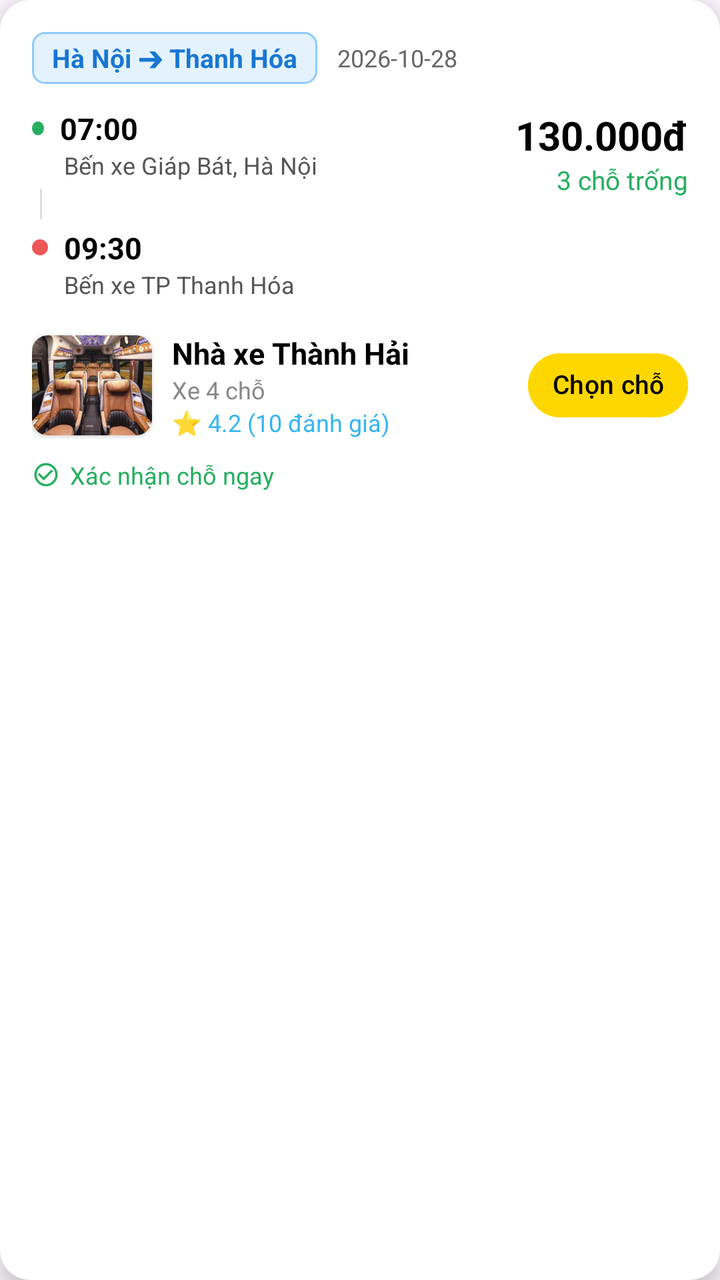
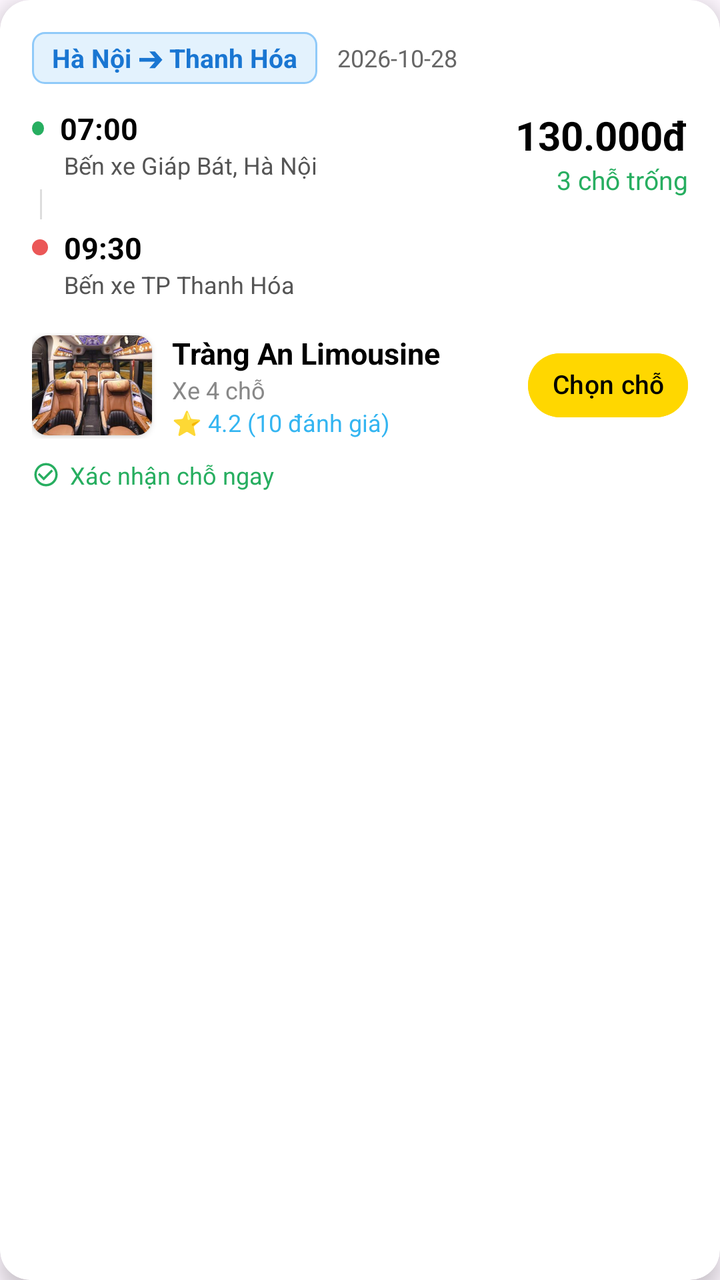

Screens rendered from an Android XML layout before and after an edit, with the pre-edit source and the edit as a unified diff.
<!-- AndroidManifest.xml: application theme Theme.VeXeApp -->
<!-- res/layout/item_ve_result.xml -->
<?xml version="1.0" encoding="utf-8"?>
<androidx.cardview.widget.CardView
    xmlns:android="http://schemas.android.com/apk/res/android"
    xmlns:app="http://schemas.android.com/apk/res-auto"
    android:layout_width="match_parent"
    android:layout_height="wrap_content"
    android:layout_margin="10dp"
    app:cardCornerRadius="15dp"
    app:cardElevation="6dp">

    <LinearLayout
        android:layout_width="match_parent"
        android:layout_height="wrap_content"
        android:orientation="vertical"
        android:padding="16dp">

        
        <LinearLayout
            android:layout_width="match_parent"
            android:layout_height="wrap_content"
            android:orientation="horizontal"
            android:gravity="center_vertical"
            android:layout_marginBottom="12dp">

            <TextView
                android:id="@+id/tvRouteBadge"
                android:layout_width="wrap_content"
                android:layout_height="wrap_content"
                android:background="@drawable/bg_badge_route"
                android:paddingStart="10dp"
                android:paddingEnd="10dp"
                android:paddingTop="4dp"
                android:paddingBottom="4dp"
                android:text="Hà Nội ➔ Thanh Hóa"
                android:textColor="#1976D2"
                android:textSize="13sp"
                android:textStyle="bold" />

            <TextView
                android:id="@+id/tvTripDateResult"
                android:layout_width="wrap_content"
                android:layout_height="wrap_content"
                android:layout_marginStart="10dp"
                android:text="2026-10-28"
                android:textColor="#666666"
                android:textSize="12sp" />
        </LinearLayout>

        <RelativeLayout
            android:layout_width="match_parent"
            android:layout_height="wrap_content">

            <LinearLayout
                android:layout_width="wrap_content"
                android:layout_height="wrap_content"
                android:orientation="vertical">

                <LinearLayout
                    android:layout_width="wrap_content"
                    android:layout_height="wrap_content"
                    android:orientation="horizontal"
                    android:gravity="center_vertical">

                    <View
                        android:layout_width="6dp"
                        android:layout_height="7dp"
                        android:layout_marginEnd="8dp"
                        android:background="@drawable/ic_dot_green" />
                    <TextView
                        android:id="@+id/tvTimeResult"
                        android:layout_width="wrap_content"
                        android:layout_height="wrap_content"
                        android:text="07:00"
                        android:textStyle="bold"
                        android:textColor="#000000"
                        android:textSize="15sp"/>
                </LinearLayout>

                <TextView
                    android:id="@+id/tvOriginResult"
                    android:layout_width="wrap_content"
                    android:layout_height="wrap_content"
                    android:text="Bến xe Giáp Bát, Hà Nội"
                    android:textColor="#555555"
                    android:textSize="12sp"
                    android:layout_marginStart="16dp"/>

                <View android:layout_width="1dp" android:layout_height="15dp" android:background="#DDDDDD" android:layout_marginStart="4dp" android:layout_marginVertical="4dp"/>

                <LinearLayout
                    android:layout_width="wrap_content"
                    android:layout_height="wrap_content"
                    android:orientation="horizontal"
                    android:gravity="center_vertical">
                    <View android:layout_width="8dp" android:layout_height="8dp" android:background="@drawable/ic_dot_red" android:layout_marginEnd="8dp"/>
                    <TextView
                        android:id="@+id/tvEndTimeResult"
                        android:layout_width="wrap_content"
                        android:layout_height="wrap_content"
                        android:text="09:30"
                        android:textStyle="bold"
                        android:textColor="#000000"
                        android:textSize="15sp"/>
                </LinearLayout>

                <TextView
                    android:id="@+id/tvDestResult"
                    android:layout_width="wrap_content"
                    android:layout_height="wrap_content"
                    android:text="Bến xe TP Thanh Hóa"
                    android:textColor="#555555"
                    android:textSize="12sp"
                    android:layout_marginStart="16dp"/>
            </LinearLayout>

            <LinearLayout
                android:layout_width="wrap_content"
                android:layout_height="wrap_content"
                android:layout_alignParentEnd="true"
                android:gravity="end"
                android:orientation="vertical">
                <TextView
                    android:id="@+id/tvPriceResult"
                    android:layout_width="wrap_content"
                    android:layout_height="wrap_content"
                    android:text="130.000đ"
                    android:textColor="#000000"
                    android:textSize="20sp"
                    android:textStyle="bold" />
                <TextView
                    android:id="@+id/tvEmptySeats"
                    android:layout_width="wrap_content"
                    android:layout_height="wrap_content"
                    android:text="3 chỗ trống"
                    android:textColor="#27AE60"
                    android:textSize="13sp" />
            </LinearLayout>
        </RelativeLayout>

        <RelativeLayout
            android:layout_width="match_parent"
            android:layout_height="wrap_content"
            android:layout_marginTop="16dp">

            <LinearLayout
                android:id="@+id/layoutNhaXe"
                android:layout_width="wrap_content"
                android:layout_height="wrap_content"
                android:gravity="center_vertical"
                android:layout_toStartOf="@+id/btnSelectSeat"
                android:layout_alignParentStart="true"
                android:orientation="horizontal">

                <androidx.cardview.widget.CardView
                    android:layout_width="60dp"
                    android:layout_height="50dp"
                    app:cardCornerRadius="8dp">
                    <ImageView
                        android:id="@+id/imgNhaXe"
                        android:layout_width="match_parent"
                        android:layout_height="match_parent"
                        android:scaleType="centerCrop"
                        android:src="@drawable/kh_home_1" />
                </androidx.cardview.widget.CardView>

                <LinearLayout
                    android:layout_width="wrap_content"
                    android:layout_height="wrap_content"
                    android:layout_marginStart="10dp"
                    android:orientation="vertical">
                    <TextView
                        android:id="@+id/tvNhaXeName"
                        android:layout_width="wrap_content"
                        android:layout_height="wrap_content"
                        android:text="Nhà xe Thành Hải"
                        android:textColor="#000000"
                        android:textStyle="bold"
                        android:textSize="15sp"
                        android:maxLines="1"
                        android:ellipsize="end"/>
                    <TextView
                        android:id="@+id/tvCarType"
                        android:layout_width="wrap_content"
                        android:layout_height="wrap_content"
                        android:text="Xe 4 chỗ"
                        android:textColor="#888888"
                        android:textSize="12sp"/>
                    <TextView
                        android:layout_width="wrap_content"
                        android:layout_height="wrap_content"
                        android:text="⭐ 4.2 (10 đánh giá)"
                        android:textColor="#34B5F1"
                        android:textSize="12sp"/>
                </LinearLayout>
            </LinearLayout>

            <Button
                android:id="@+id/btnSelectSeat"
                android:layout_width="wrap_content"
                android:layout_height="40dp"
                android:layout_alignParentEnd="true"
                android:layout_centerVertical="true"
                android:backgroundTint="#FFD700"
                android:text="Chọn chỗ"
                android:textAllCaps="false"
                android:textColor="#000000"
                android:textSize="13sp"
                app:cornerRadius="20dp"
                android:paddingHorizontal="12dp"
                android:minWidth="0dp"
                android:minHeight="0dp"
                android:maxLines="1"
                android:includeFontPadding="false"/>
        </RelativeLayout>

        <LinearLayout
            android:layout_width="wrap_content"
            android:layout_height="wrap_content"
            android:layout_marginTop="10dp"
            android:gravity="center_vertical"
            android:orientation="horizontal">
            <ImageView
                android:layout_width="14dp"
                android:layout_height="14dp"
                android:src="@drawable/baseline_check_circle_outline_24"
                app:tint="#27AE60" />
            <TextView
                android:layout_width="wrap_content"
                android:layout_height="wrap_content"
                android:layout_marginStart="5dp"
                android:text="Xác nhận chỗ ngay"
                android:textColor="#27AE60"
                android:textSize="12sp" />
        </LinearLayout>

    </LinearLayout>
</androidx.cardview.widget.CardView>
<!-- resources referenced by this layout -->
<resources>
  <!-- drawable baseline_check_circle_outline_24 (drawable) -->
  <vector xmlns:android="http://schemas.android.com/apk/res/android" android:height="24dp" android:tint="#65CC36" android:viewportHeight="24" android:viewportWidth="24" android:width="24dp">
        
      <path android:fillColor="@android:color/white" android:pathData="M16.59,7.58L10,14.17l-3.59,-3.58L5,12l5,5 8,-8zM12,2C6.48,2 2,6.48 2,12s4.48,10 10,10 10,-4.48 10,-10S17.52,2 12,2zM12,20c-4.42,0 -8,-3.58 -8,-8s3.58,-8 8,-8 8,3.58 8,8 -3.58,8 -8,8z"/>
      
  </vector>
  <!-- drawable bg_badge_route (drawable) -->
  <?xml version="1.0" encoding="utf-8"?>
  <shape xmlns:android="http://schemas.android.com/apk/res/android">
      <solid android:color="#E3F2FD" />
      <corners android:radius="6dp" />
      <stroke android:width="1dp" android:color="#90CAF9" />
  </shape>
  <!-- drawable ic_dot_green (drawable) -->
  <?xml version="1.0" encoding="utf-8"?>
  <shape xmlns:android="http://schemas.android.com/apk/res/android"
      android:shape="oval">
      <solid android:color="#27AE60" />
      <size android:width="8dp" android:height="8dp" />
  </shape>
  <!-- drawable ic_dot_red (drawable) -->
  <?xml version="1.0" encoding="utf-8"?>
  <shape xmlns:android="http://schemas.android.com/apk/res/android"
      android:shape="oval">
      <solid android:color="#EB5757" />
      <size android:width="8dp" android:height="8dp" />
  </shape>
  <!-- drawable kh_home_1: png bitmap (drawable, 26289 bytes) -->
  <style name="Theme.VeXeApp" parent="Base.Theme.VeXeApp" />
  <style name="Base.Theme.VeXeApp" parent="Theme.Material3.DayNight.NoActionBar">
          
      </style>
</resources>

<!-- the commit's change to res/layout/item_ve_result.xml (unified diff, before → after) -->
@@ -172,7 +172,7 @@
                         android:id="@+id/tvNhaXeName"
                         android:layout_width="wrap_content"
                         android:layout_height="wrap_content"
-                        android:text="Nhà xe Thành Hải"
+                        android:text="Tràng An Limousine"
                         android:textColor="#000000"
                         android:textStyle="bold"
                         android:textSize="15sp"
